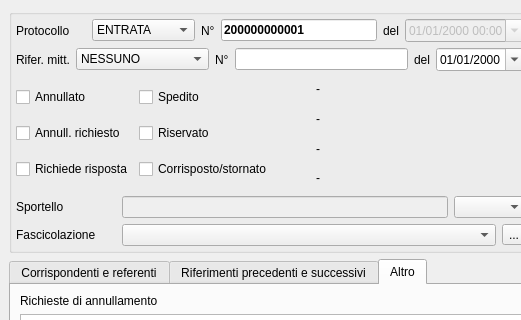
The window that src/com/axiastudio/suite/protocollo/forms/protocollo.ui (tizianolattisi/suitegda) describes before a commit, drawn with Qt 5; both pictures show x 0 to 521 and y 0 to 320 of the 1030 by 606 pixel window.
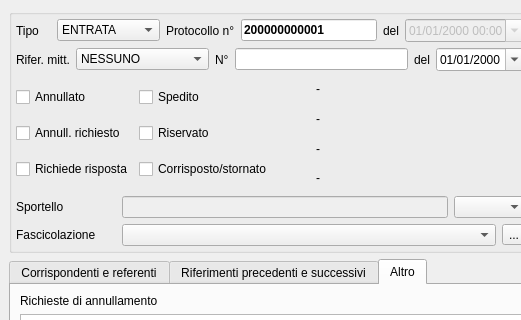
The same window after the commit. The open tabs and pages were chosen to show the change. Custom widgets are drawn as their Qt base class.

Commit message: Piccole modifiche grafiche, buddies label, ordinamento campi; inserimenti item 'A_MANO' in rif.mittente

```diff
--- a/src/com/axiastudio/suite/protocollo/forms/protocollo.ui
+++ b/src/com/axiastudio/suite/protocollo/forms/protocollo.ui
@@ -45,18 +45,15 @@
           <widget class="QLabel" name="label_10">
            <property name="minimumSize">
             <size>
-             <width>70</width>
+             <width>35</width>
              <height>0</height>
             </size>
            </property>
-           <property name="maximumSize">
-            <size>
-             <width>70</width>
-             <height>16777215</height>
-            </size>
-           </property>
            <property name="text">
-            <string>Protocollo</string>
+            <string>Tipo</string>
+           </property>
+           <property name="buddy">
+            <cstring>comboBox_tipo</cstring>
            </property>
           </widget>
          </item>
@@ -103,7 +100,10 @@
          <item>
           <widget class="QLabel" name="label_3">
            <property name="text">
-            <string>N°</string>
+            <string>Protocollo n°</string>
+           </property>
+           <property name="buddy">
+            <cstring>lineEdit_iddocumento</cstring>
            </property>
           </widget>
          </item>
@@ -119,7 +119,7 @@
             </size>
            </property>
            <property name="styleSheet">
-            <string notr="true">font-weight:bold; font-size:9pt;</string>
+            <string notr="true">font-weight:bold;</string>
            </property>
            <property name="text">
             <string>200000000001</string>
```
Left out of the diff: 107 changed lines with no effect on the pictures. The commit also changes 2 other files.
